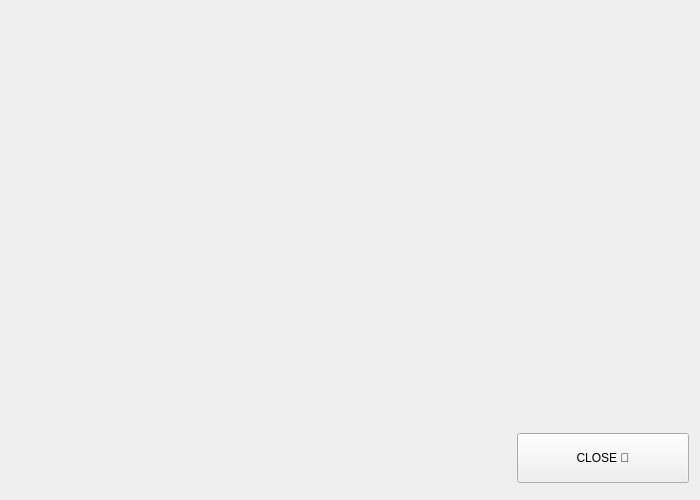
Old version of the form Chat-Application/showcontact.ui in the repository verina101/Chat-Application.
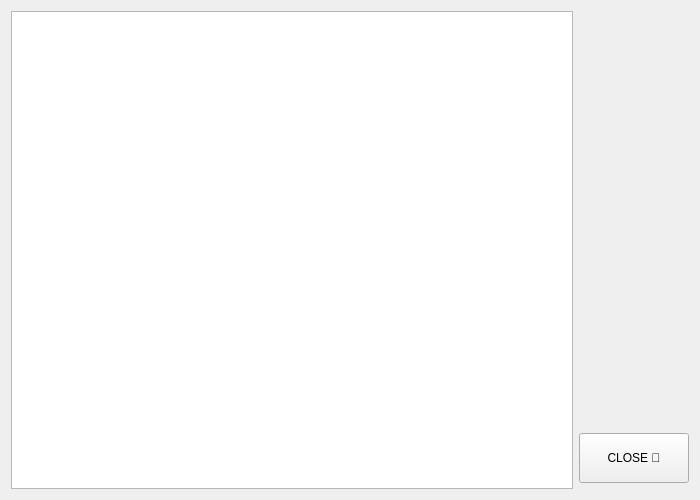
New version of the form.

The edit to the form file:
```diff
--- a/Chat-Application/showcontact.ui
+++ b/Chat-Application/showcontact.ui
@@ -25,17 +25,14 @@
   <property name="windowTitle">
    <string>Form</string>
   </property>
+  <property name="styleSheet">
+   <string notr="true"/>
+  </property>
   <layout class="QHBoxLayout" name="horizontalLayout">
    <item>
     <widget class="QListWidget" name="listWidget">
-     <property name="maximumSize">
-      <size>
-       <width>500</width>
-       <height>16777215</height>
-      </size>
-     </property>
      <property name="styleSheet">
-      <string notr="true">background:transparent;</string>
+      <string notr="true"/>
      </property>
     </widget>
    </item>
@@ -61,7 +58,7 @@
       <widget class="QPushButton" name="pushButton">
        <property name="minimumSize">
         <size>
-         <width>50</width>
+         <width>110</width>
          <height>50</height>
         </size>
        </property>
```
